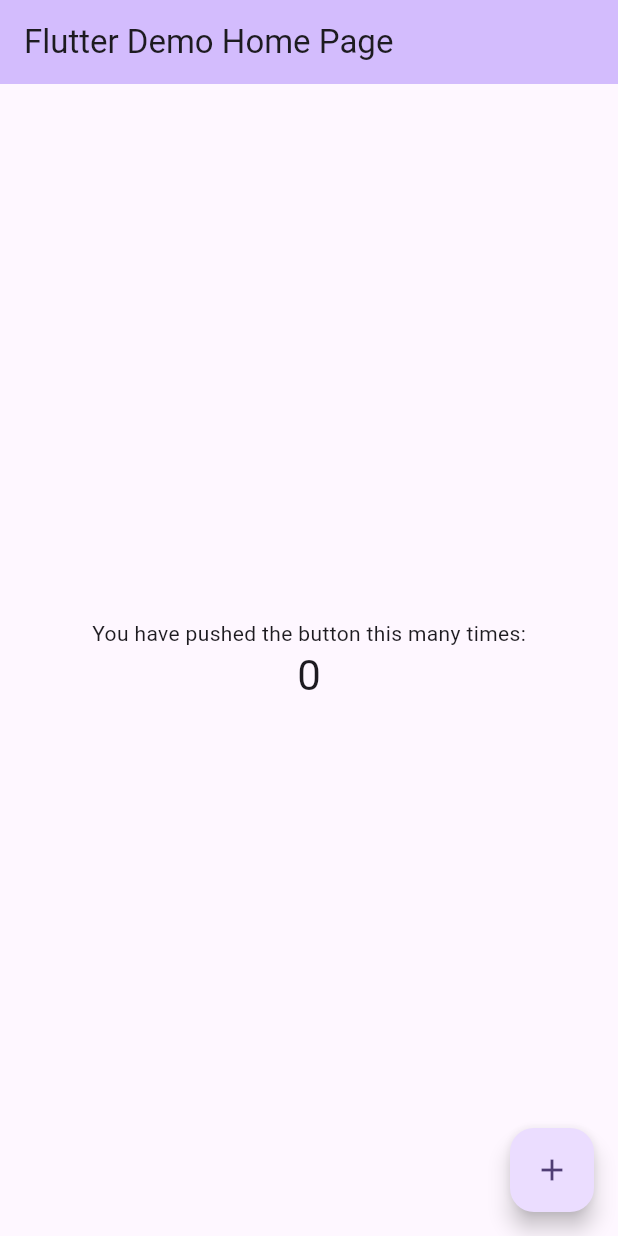
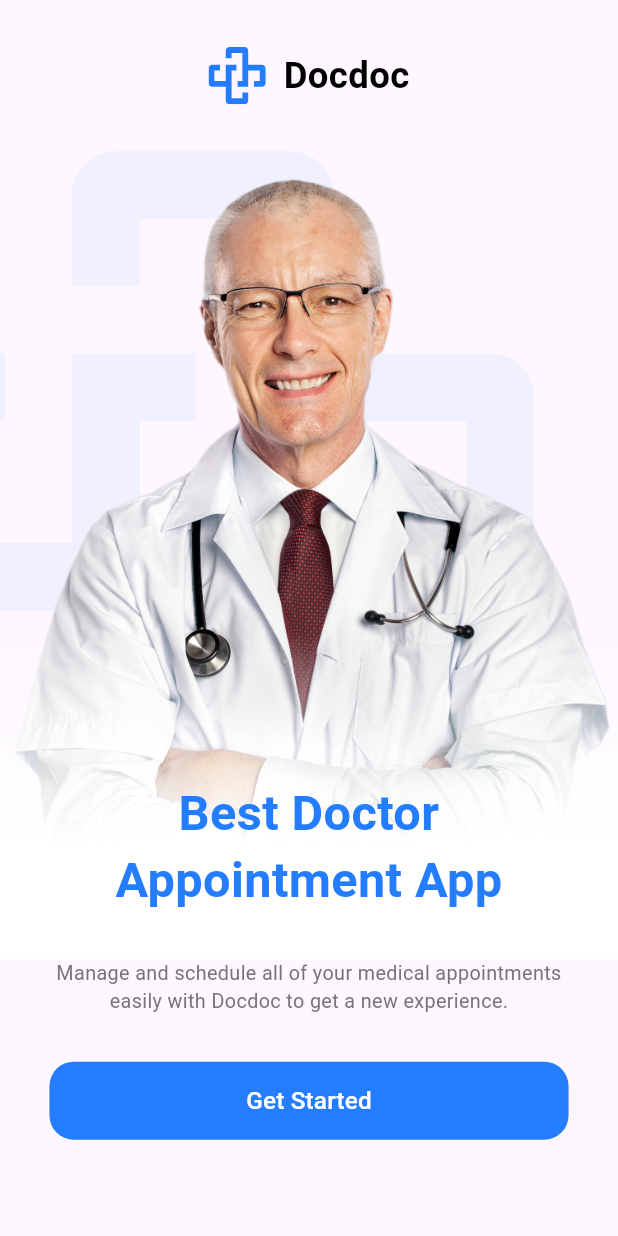
Before and after one commit to Sarahelkholy/DocDoc, a Flutter app: the screen it shows after launch, on a phone screen of 412 x 824 dp. Run offline on Flutter 3.47's test engine with Material 3 defaults, Android fonts, the phone set to English and light mode, and no system bars; our stand-ins replace flutter_screenutil, flutter_svg.

Commit message:
- added assets/images and assets/svgs - added flutter_svg and flutter_screenutil - create client app - create navigation extention - create app router - create colorsManager - create TextStyels file - finished onBoarding UI (logo&name - doctor Image and text - get started button)

```diff
--- /dev/null
+++ b/lib/core/helpers/extentions.dart
@@ -0,0 +1,25 @@
+import 'package:flutter/material.dart';
+
+extension Navigation on BuildContext {
+  Future<dynamic> pushNamed(String routeName, {Object? arguments}) {
+    return Navigator.of(this).pushNamed(routeName, arguments: arguments);
+  }
+
+  Future<dynamic> pushReplacementNamed(String routeName, {Object? arguments}) {
+    return Navigator.of(
+      this,
+    ).pushReplacementNamed(routeName, arguments: arguments);
+  }
+
+  Future<dynamic> pushNamedAndRemoveUntil(
+    String routeName, {
+    Object? arguments,
+    required RoutePredicate predicate,
+  }) {
+    return Navigator.of(
+      this,
+    ).pushNamedAndRemoveUntil(routeName, predicate, arguments: arguments);
+  }
+
+  void pop() => Navigator.of(this).pop();
+}
--- /dev/null
+++ b/lib/core/routing/app_router.dart
@@ -0,0 +1,23 @@
+import 'package:docdoc/core/routing/routes.dart';
+import 'package:docdoc/features/login/ui/login_screen.dart';
+import 'package:docdoc/features/onboarding/ui/onboarding_screen.dart';
+import 'package:flutter/material.dart';
+
+class AppRouter {
+  Route generateRoute(RouteSettings settings) {
+    // this arguments to be passed in any screen like this (arguments as className)
+    final arguments = settings.arguments;
+    switch (settings.name) {
+      case Routes.onBoardingScreen:
+        return MaterialPageRoute(builder: (_) => const OnboardingScreen());
+      case Routes.loginScreen:
+        return MaterialPageRoute(builder: (_) => const LoginScreen());
+      default:
+        return MaterialPageRoute(
+          builder: (_) => Scaffold(
+            body: Center(child: Text('No route defined for ${settings.name}')),
+          ),
+        );
+    }
+  }
+}
--- /dev/null
+++ b/lib/core/routing/routes.dart
@@ -0,0 +1,4 @@
+class Routes {
+  static const String onBoardingScreen = '/onBoardingScreen';
+  static const String loginScreen = '/loginScreen';
+}
--- /dev/null
+++ b/lib/core/theming/colors.dart
@@ -0,0 +1,6 @@
+import 'package:flutter/widgets.dart';
+
+class ColorsManager {
+  static const Color mainBlue = Color(0xFF247CFF);
+  static const Color gray = Color(0xFF757575);
+}
--- /dev/null
+++ b/lib/core/theming/styles.dart
@@ -0,0 +1,29 @@
+import 'package:docdoc/core/theming/colors.dart';
+import 'package:flutter/material.dart';
+import 'package:flutter_screenutil/flutter_screenutil.dart';
+
+class TextStyles {
+  static TextStyle font24Black700Weight = TextStyle(
+    fontSize: 24.sp,
+    color: Colors.black,
+    fontWeight: FontWeight.w700,
+  );
+
+  static TextStyle font32BlueBold = TextStyle(
+    fontSize: 32.sp,
+    color: ColorsManager.mainBlue,
+    fontWeight: FontWeight.bold,
+  );
+
+  static TextStyle font13GrayRegular = TextStyle(
+    fontSize: 13.sp,
+    color: ColorsManager.gray,
+    fontWeight: FontWeight.normal,
+  );
+
+  static TextStyle font16WhiteSemibold = TextStyle(
+    fontSize: 16.sp,
+    color: Colors.white,
+    fontWeight: FontWeight.w500,
+  );
+}
--- /dev/null
+++ b/lib/doc_app.dart
@@ -0,0 +1,27 @@
+import 'package:docdoc/core/routing/app_router.dart';
+import 'package:docdoc/core/routing/routes.dart';
+import 'package:docdoc/core/theming/colors.dart';
+import 'package:flutter/material.dart';
+import 'package:flutter_screenutil/flutter_screenutil.dart';
+
+class DocApp extends StatelessWidget {
+  final AppRouter appRouter;
+  const DocApp({super.key, required this.appRouter});
+
+  @override
+  Widget build(BuildContext context) {
+    return ScreenUtilInit(
+      designSize: const Size(375, 812),
+      minTextAdapt: true,
+      builder: (_, child) {
+        return MaterialApp(
+          debugShowCheckedModeBanner: false,
+          title: 'Doc app',
+          theme: ThemeData(primaryColor: ColorsManager.mainBlue),
+          onGenerateRoute: appRouter.generateRoute,
+          initialRoute: Routes.onBoardingScreen,
+        );
+      },
+    );
+  }
+}
--- /dev/null
+++ b/lib/features/login/ui/login_screen.dart
@@ -0,0 +1,10 @@
+import 'package:flutter/material.dart';
+
+class LoginScreen extends StatelessWidget {
+  const LoginScreen({super.key});
+
+  @override
+  Widget build(BuildContext context) {
+    return Scaffold(body: Center(child: Text('Login Screen')));
+  }
+}
--- /dev/null
+++ b/lib/features/onboarding/ui/onboarding_screen.dart
@@ -0,0 +1,45 @@
+import 'package:docdoc/core/theming/styles.dart';
+import 'package:docdoc/features/onboarding/ui/widgets/doc_logo_and_name.dart';
+import 'package:docdoc/features/onboarding/ui/widgets/doctor_image_and_text.dart';
+import 'package:docdoc/features/onboarding/ui/widgets/get_started_button.dart';
+import 'package:flutter/material.dart';
+import 'package:flutter_screenutil/flutter_screenutil.dart';
+
+class OnboardingScreen extends StatelessWidget {
+  const OnboardingScreen({super.key});
+
+  @override
+  Widget build(BuildContext context) {
+    return Scaffold(
+      body: SafeArea(
+        child: SingleChildScrollView(
+          child: Padding(
+            padding: EdgeInsets.only(top: 30.h, bottom: 30.h),
+            child: Column(
+              children: [
+                const DocLogoAndName(),
+                SizedBox(height: 30.h),
+                const DoctorImageAndText(),
+                Padding(
+                  padding: EdgeInsets.symmetric(horizontal: 30.w),
+                  child: Column(
+                    children: [
+                      Text(
+                        'Manage and schedule all of your medical appointments easily with Docdoc to get a new experience.',
+                        style: TextStyles.font13GrayRegular,
+                        textAlign: TextAlign.center,
+                      ),
+                      SizedBox(height: 30.h),
+
+                      GetStartedButton(),
+                    ],
+                  ),
+                ),
+              ],
+            ),
+          ),
+        ),
+      ),
+    );
+  }
+}
--- /dev/null
+++ b/lib/features/onboarding/ui/widgets/doc_logo_and_name.dart
@@ -0,0 +1,20 @@
+import 'package:docdoc/core/theming/styles.dart';
+import 'package:flutter/material.dart';
+import 'package:flutter_screenutil/flutter_screenutil.dart';
+import 'package:flutter_svg/flutter_svg.dart';
+
+class DocLogoAndName extends StatelessWidget {
+  const DocLogoAndName({super.key});
+
+  @override
+  Widget build(BuildContext context) {
+    return Row(
+      mainAxisAlignment: MainAxisAlignment.center,
+      children: [
+        SvgPicture.asset('assets/svgs/docdoc_logo.svg'),
+        SizedBox(width: 10.w),
+        Text('Docdoc', style: TextStyles.font24Black700Weight),
+      ],
+    );
+  }
+}
--- /dev/null
+++ b/lib/features/onboarding/ui/widgets/doctor_image_and_text.dart
@@ -0,0 +1,40 @@
+// ignore_for_file: deprecated_member_use
+
+import 'package:docdoc/core/theming/styles.dart';
+import 'package:flutter/material.dart';
+import 'package:flutter_svg/svg.dart';
+
+class DoctorImageAndText extends StatelessWidget {
+  const DoctorImageAndText({super.key});
+
+  @override
+  Widget build(BuildContext context) {
+    return Stack(
+      children: [
+        SvgPicture.asset('assets/svgs/docdoc_logo_low_opacity.svg'),
+        Container(
+          foregroundDecoration: BoxDecoration(
+            gradient: LinearGradient(
+              colors: [Colors.white, Colors.white.withOpacity(0.0)],
+              begin: AlignmentGeometry.bottomCenter,
+              end: AlignmentGeometry.topCenter,
+              stops: [0.14, 0.4],
+            ),
+          ),
+          child: Image.asset('assets/images/onboarding_doctor.png'),
+        ),
+        Positioned(
+          right: 0,
+          left: 0,
+          bottom: 30,
+          child: Text(
+            'Best Doctor\nAppointment App',
+            textAlign: TextAlign.center,
+
+            style: TextStyles.font32BlueBold.copyWith(height: 1.4),
+          ),
+        ),
+      ],
+    );
+  }
+}
--- /dev/null
+++ b/lib/features/onboarding/ui/widgets/get_started_button.dart
@@ -0,0 +1,30 @@
+import 'package:docdoc/core/helpers/extentions.dart';
+import 'package:docdoc/core/routing/routes.dart';
+import 'package:docdoc/core/theming/colors.dart';
+import 'package:docdoc/core/theming/styles.dart';
+import 'package:flutter/material.dart';
+import 'package:flutter_screenutil/flutter_screenutil.dart';
+
+class GetStartedButton extends StatelessWidget {
+  const GetStartedButton({super.key});
+
+  @override
+  Widget build(BuildContext context) {
+    return TextButton(
+      onPressed: () {
+        context.pushNamed(Routes.loginScreen);
+      },
+      style: ButtonStyle(
+        backgroundColor: WidgetStateProperty.all(ColorsManager.mainBlue),
+        tapTargetSize: MaterialTapTargetSize.shrinkWrap,
+        minimumSize: WidgetStateProperty.all(const Size(double.infinity, 52)),
+        shape: WidgetStateProperty.all(
+          RoundedRectangleBorder(
+            borderRadius: BorderRadiusGeometry.circular(16.r),
+          ),
+        ),
+      ),
+      child: Text('Get Started', style: TextStyles.font16WhiteSemibold),
+    );
+  }
+}
--- a/lib/main.dart
+++ b/lib/main.dart
@@ -1,123 +1,7 @@
+import 'package:docdoc/core/routing/app_router.dart';
+import 'package:docdoc/doc_app.dart';
 import 'package:flutter/material.dart';
 
 void main() {
-  runApp(const MyApp());
+  runApp(DocApp(appRouter: AppRouter()));
 }
-
-class MyApp extends StatelessWidget {
-  const MyApp({super.key});
-
-  // This widget is the root of your application.
-  @override
-  Widget build(BuildContext context) {
-    return MaterialApp(
-      debugShowCheckedModeBanner: false,
-      title: 'Flutter Demo',
-      theme: ThemeData(
-        // This is the theme of your application.
-        //
-        // TRY THIS: Try running your application with "flutter run". You'll see
-        // the application has a purple toolbar. Then, without quitting the app,
-        // try changing the seedColor in the colorScheme below to Colors.green
-        // and then invoke "hot reload" (save your changes or press the "hot
-        // reload" button in a Flutter-supported IDE, or press "r" if you used
-        // the command line to start the app).
-        //
-        // Notice that the counter didn't reset back to zero; the application
-        // state is not lost during the reload. To reset the state, use hot
-        // restart instead.
-        //
-        // This works for code too, not just values: Most code changes can be
-        // tested with just a hot reload.
-        colorScheme: ColorScheme.fromSeed(seedColor: Colors.deepPurple),
-      ),
-      home: const MyHomePage(title: 'Flutter Demo Home Page'),
-    );
-  }
-}
-
-class MyHomePage extends StatefulWidget {
-  const MyHomePage({super.key, required this.title});
-
-  // This widget is the home page of your application. It is stateful, meaning
-  // that it has a State object (defined below) that contains fields that affect
-  // how it looks.
-
-  // This class is the configuration for the state. It holds the values (in this
-  // case the title) provided by the parent (in this case the App widget) and
-  // used by the build method of the State. Fields in a Widget subclass are
-  // always marked "final".
-
-  final String title;
-
-  @override
-  State<MyHomePage> createState() => _MyHomePageState();
-}
-
-class _MyHomePageState extends State<MyHomePage> {
-  int _counter = 0;
-
-  void _incrementCounter() {
-    setState(() {
-      // This call to setState tells the Flutter framework that something has
-      // changed in this State, which causes it to rerun the build method below
-      // so that the display can reflect the updated values. If we changed
-      // _counter without calling setState(), then the build method would not be
-      // called again, and so nothing would appear to happen.
-      _counter++;
-    });
-  }
-
-  @override
-  Widget build(BuildContext context) {
-    // This method is rerun every time setState is called, for instance as done
-    // by the _incrementCounter method above.
-    //
-    // The Flutter framework has been optimized to make rerunning build methods
-    // fast, so that you can just rebuild anything that needs updating rather
-    // than having to individually change instances of widgets.
-    return Scaffold(
-      appBar: AppBar(
-        // TRY THIS: Try changing the color here to a specific color (to
-        // Colors.amber, perhaps?) and trigger a hot reload to see the AppBar
-        // change color while the other colors stay the same.
-        backgroundColor: Theme.of(context).colorScheme.inversePrimary,
-        // Here we take the value from the MyHomePage object that was created by
-        // the App.build method, and use it to set our appbar title.
-        title: Text(widget.title),
-      ),
-      body: Center(
-        // Center is a layout widget. It takes a single child and positions it
-        // in the middle of the parent.
-        child: Column(
-          // Column is also a layout widget. It takes a list of children and
-          // arranges them vertically. By default, it sizes itself to fit its
-          // children horizontally, and tries to be as tall as its parent.
-          //
-          // Column has various properties to control how it sizes itself and
-          // how it positions its children. Here we use mainAxisAlignment to
-          // center the children vertically; the main axis here is the vertical
-          // axis because Columns are vertical (the cross axis would be
-          // horizontal).
-          //
-          // TRY THIS: Invoke "debug painting" (choose the "Toggle Debug Paint"
-          // action in the IDE, or press "p" in the console), to see the
-          // wireframe for each widget.
-          mainAxisAlignment: MainAxisAlignment.center,
-          children: <Widget>[
-            const Text('You have pushed the button this many times:'),
-            Text(
-              '$_counter',
-              style: Theme.of(context).textTheme.headlineMedium,
-            ),
-          ],
-        ),
-      ),
-      floatingActionButton: FloatingActionButton(
-        onPressed: _incrementCounter,
-        tooltip: 'Increment',
-        child: const Icon(Icons.add),
-      ), // This trailing comma makes auto-formatting nicer for build methods.
-    );
-  }
-}
```
Also changed, not shown: pubspec.yaml (+8 -3 lines), assets/images/onboarding_doctor.png (added), assets/svgs/docdoc_logo.svg (added), assets/svgs/docdoc_logo_low_opacity.svg (added), pubspec.lock, 1 other file.
